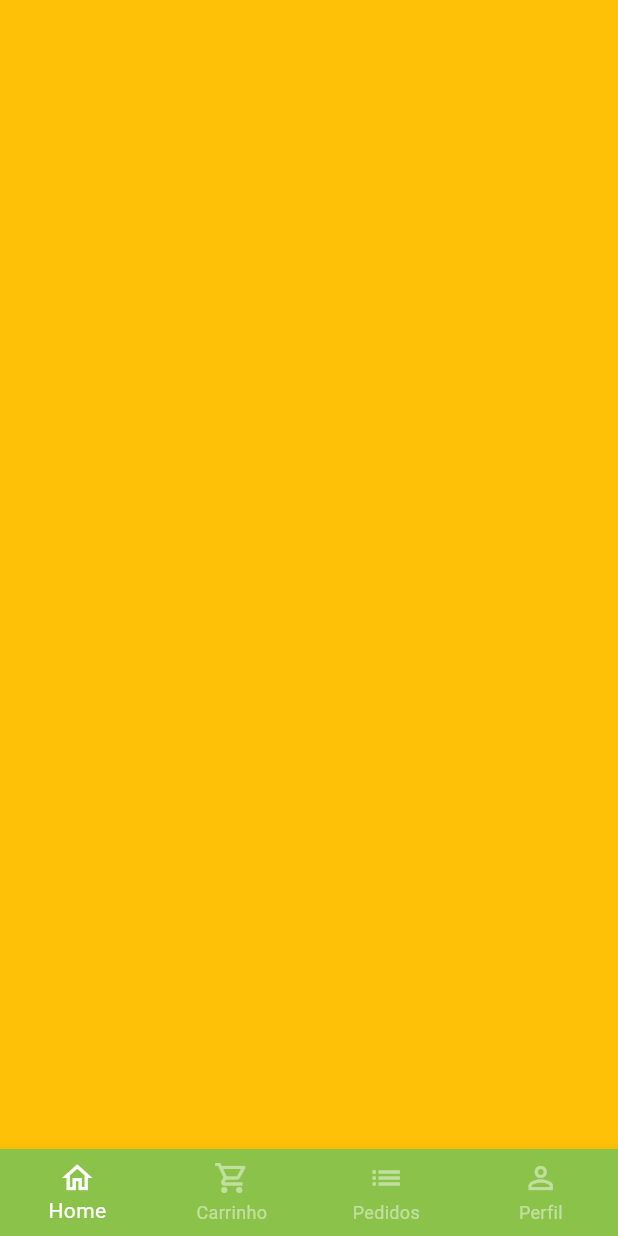
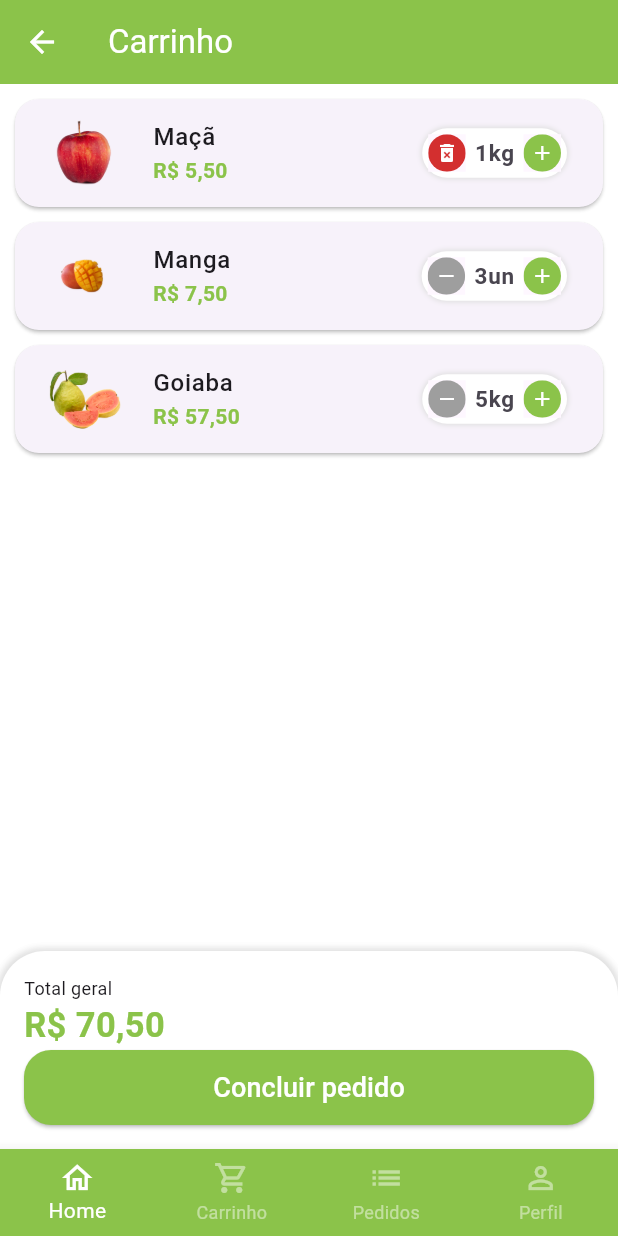
Before and after one commit to VanessaNRosa/quitanda_virtual, a Flutter app: the BaseScreen screen opened directly, swiped to page 2, on a phone screen of 412 x 824 dp. Run offline on Flutter 3.47's test engine with Material 3 defaults, Android fonts, the light colour scheme and no system bars; our stand-ins replace animated_text_kit, mask_text_input_formatter.

Commit message:
concluindo a tela do carrinho

```diff
--- a/lib/src/config/app_data.dart
+++ b/lib/src/config/app_data.dart
@@ -1,3 +1,4 @@
+import 'package:quitanda_virtual/src/models/cart_item_model.dart';
 import 'package:quitanda_virtual/src/models/item_model.dart';
 
 ItemModel apple = ItemModel(
@@ -5,7 +6,8 @@
   image: 'assets/fruits/apple.png',
   unit: "kg",
   price: 5.5,
-  description: 'A melhor maçã da região e o melhor preço de qualquer quitanda. Este item tem vitaminas essenciais para o fortalecimento corporal, resultando em uma vida saudável.',
+  description:
+      'A melhor maçã da região e o melhor preço de qualquer quitanda. Este item tem vitaminas essenciais para o fortalecimento corporal, resultando em uma vida saudável.',
 );
 
 ItemModel grape = ItemModel(
@@ -57,3 +59,9 @@
 List<ItemModel> items = [apple, grape, guava, kiwi, mango, papaya];
 
 List<String> categories = ["Frutas", "Verduras", "Legumes", "Grãos"];
+
+List<CartItemModel> cartItems = [
+  CartItemModel(item: apple, quantity: 1),
+  CartItemModel(item: mango, quantity: 3),
+  CartItemModel(item: guava, quantity: 5),
+  ];
--- /dev/null
+++ b/lib/src/models/cart_item_model.dart
@@ -0,0 +1,14 @@
+import 'package:quitanda_virtual/src/models/item_model.dart';
+
+class CartItemModel {
+  ItemModel item;
+  int quantity;
+
+  CartItemModel({
+    required this.item,
+    required this.quantity,
+  });
+
+  double totalPrice() => item.price * quantity;
+
+}
--- a/lib/src/pages/base/base_screen.dart
+++ b/lib/src/pages/base/base_screen.dart
@@ -1,5 +1,6 @@
 import 'package:flutter/material.dart';
 import 'package:quitanda_virtual/src/config/custom_colors.dart';
+import 'package:quitanda_virtual/src/pages/cart/cart_tab.dart';
 import 'package:quitanda_virtual/src/pages/home/home_tab.dart';
 
 class BaseScreen extends StatefulWidget {
@@ -21,7 +22,7 @@
         controller: pageController,
         children: [
           const HomeTab(),
-          Container(color: Colors.amber,),
+          CartTab(),
           Container(color: Colors.blue,),
           Container(color: Colors.purple,),
         ],
--- /dev/null
+++ b/lib/src/pages/cart/cart_tab.dart
@@ -0,0 +1,145 @@
+import 'package:flutter/material.dart';
+import 'package:quitanda_virtual/src/config/custom_colors.dart';
+import 'package:quitanda_virtual/src/models/cart_item_model.dart';
+import 'package:quitanda_virtual/src/pages/cart/components/cart_tile.dart';
+import 'package:quitanda_virtual/src/services/utils_services.dart';
+import 'package:quitanda_virtual/src/config/app_data.dart' as appData;
+
+class CartTab extends StatefulWidget {
+  CartTab({super.key});
+
+  @override
+  State<CartTab> createState() => _CartTabState();
+}
+
+class _CartTabState extends State<CartTab> {
+  final UtilsServices utilsServices = UtilsServices();
+
+  void removeItemFromCart(CartItemModel cartItem) {
+    setState(() {
+      appData.cartItems.remove(cartItem);
+    });
+  }
+
+  double cartTotalPrice() {
+    double total = 0;
+    for (var item in appData.cartItems) {
+      total += item.totalPrice();
+    }
+    return total;
+  }
+
+  @override
+  Widget build(BuildContext context) {
+    return Scaffold(
+      appBar: AppBar(
+        title: Text("Carrinho"),
+        backgroundColor: CustomColors.customSwatchColor,
+        foregroundColor: Colors.white,
+      ),
+      body: Column(
+        children: [
+          Expanded(
+            child: ListView.builder(
+              itemCount: appData.cartItems.length,
+              itemBuilder: (_, index) {
+                return CartTile(
+                  cartItem: appData.cartItems[index],
+                  remove: removeItemFromCart,
+                );
+              },
+            ),
+          ),
+
+          Container(
+            padding: EdgeInsets.all(16),
+            decoration: BoxDecoration(
+              color: Colors.white,
+              borderRadius: BorderRadius.vertical(top: Radius.circular(30)),
+              boxShadow: [
+                BoxShadow(
+                  color: Colors.grey.shade300,
+                  blurRadius: 3,
+                  spreadRadius: 2,
+                ),
+              ],
+            ),
+            child: Column(
+              crossAxisAlignment: CrossAxisAlignment.stretch,
+              children: [
+                const Text("Total geral", style: TextStyle(fontSize: 12)),
+                Text(
+                  utilsServices.priceToCurrency(cartTotalPrice()),
+                  style: TextStyle(
+                    fontSize: 23,
+                    color: CustomColors.customSwatchColor,
+                    fontWeight: FontWeight.bold,
+                  ),
+                ),
+                SizedBox(
+                  height: 50,
+                  child: ElevatedButton(
+                    style: ElevatedButton.styleFrom(
+                      backgroundColor: CustomColors.customSwatchColor,
+                      foregroundColor: Colors.white,
+                      shape: RoundedRectangleBorder(
+                        borderRadius: BorderRadiusGeometry.circular(18),
+                      ),
+                    ),
+                    onPressed: () async {
+                      bool? result = await showOrderConfirmation();
+                      print (result);
+                    },
+                    child: const Text(
+                      "Concluir pedido",
+                      style: TextStyle(fontSize: 18),
+                    ),
+                  ),
+                ),
+              ],
+            ),
+          ),
+        ],
+      ),
+    );
+  }
+
+  Future<bool?> showOrderConfirmation() {
+    return showDialog<bool>(
+      context: context,
+      builder: (context) {
+        return AlertDialog(
+          shape: RoundedRectangleBorder(
+            borderRadius: BorderRadius.circular(20),
+          ),
+          title: const Text("Confirmação"),
+          content: const Text("Deseja realmente concluir o pedido?"),
+          actions: [
+            TextButton(onPressed: () {
+              Navigator.of(context).pop(false);
+            },
+            child: const Text("Não",
+            style: TextStyle(
+              color: Colors.green,
+                  ),
+                ),
+              ),
+            ElevatedButton(
+                style: ElevatedButton.styleFrom(
+                shape: RoundedRectangleBorder(
+                  borderRadius: BorderRadius.circular(20),
+                ),
+                backgroundColor: CustomColors.customSwatchColor,
+                foregroundColor: Colors.white,
+              ),
+              onPressed: () {
+                Navigator.of(context).pop(true);
+              },
+              child: Text("Sim"),
+            ),
+          ],
+        );
+      },
+    );
+  }
+}
--- /dev/null
+++ b/lib/src/pages/cart/components/cart_tile.dart
@@ -0,0 +1,62 @@
+import 'package:flutter/material.dart';
+import 'package:quitanda_virtual/src/config/app_data.dart';
+import 'package:quitanda_virtual/src/config/custom_colors.dart';
+import 'package:quitanda_virtual/src/models/cart_item_model.dart';
+import 'package:quitanda_virtual/src/pages/common_widgets/quantity_widget.dart';
+import 'package:quitanda_virtual/src/services/utils_services.dart';
+
+class CartTile extends StatefulWidget {
+  final CartItemModel cartItem;
+  final Function(CartItemModel) remove;
+
+  CartTile({required this.remove, required this.cartItem, super.key});
+
+  @override
+  State<CartTile> createState() => _CartTileState();
+}
+
+class _CartTileState extends State<CartTile> {
+  final UtilsServices utilsServices = UtilsServices();
+
+  @override
+  Widget build(BuildContext context) {
+    return Card(
+      margin: const EdgeInsets.fromLTRB(10, 10, 10, 0),
+      shape: RoundedRectangleBorder(
+        borderRadius: BorderRadiusGeometry.circular(16)
+      ),
+      child: ListTile(
+        //imagem
+        leading: Image.asset(widget.cartItem.item.image, height: 60, width: 60),
+        //título
+        title: Text(
+          widget.cartItem.item.itemName,
+          style: const TextStyle(fontWeight: FontWeight.w500),
+        ),
+        //total
+        subtitle: Text(
+          utilsServices.priceToCurrency(widget.cartItem.totalPrice()),
+          style: TextStyle(
+            color: CustomColors.customSwatchColor,
+            fontWeight: FontWeight.bold,
+          ),
+        ),
+        //Quantidade
+        trailing: QuantityWidget(
+          suffixText: widget.cartItem.item.unit,
+          value: widget.cartItem.quantity,
+          result: (quantity) {
+            setState(() {
+              widget.cartItem.quantity = quantity;
+
+              if(quantity == 0){
+                widget.remove(widget.cartItem);
+              }
+            });
+          },
+          isRemovable: true,
+        ),
+      ),
+    );
+  }
+}
--- a/lib/src/pages/common_widgets/quantity_widget.dart
+++ b/lib/src/pages/common_widgets/quantity_widget.dart
@@ -5,11 +5,13 @@
  final int value;
  final String suffixText;
  final Function(int quantity) result;
+ final bool isRemovable;
 
   const QuantityWidget({
     required this.suffixText,
     required this.value,
     required this.result,
+    this.isRemovable = false,
     super.key});
 
   @override
@@ -28,12 +30,14 @@
         ],
       ),
       child: Row(
+        mainAxisSize: MainAxisSize.min,
         children: [
+
           _QuantityButton(
-            color: Colors.grey,
-            icon: Icons.remove,
+            color: !isRemovable || value > 1 ? Colors.grey: CustomColors.customContrastColor,
+            icon: !isRemovable || value > 1 ? Icons.remove : Icons.delete_forever,
             onPressed: (){
-              if(value == 1) return;
+              if(value == 1 && !isRemovable) return;
               int resultCount = value - 1;
               result (resultCount);
             },
```
